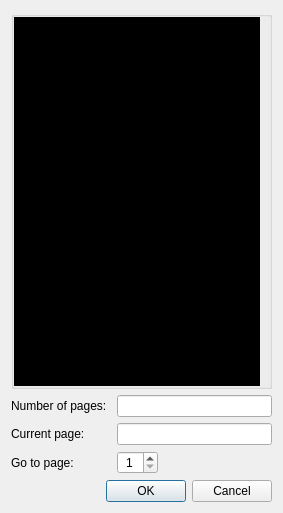
mstuttgart/pynocchio, file forms/go_to_page_dialog.ui: the form before one commit.
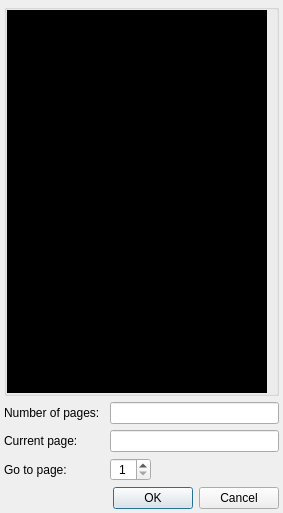
The form after the commit. Icons and pictures are not drawn.

```diff
--- a/forms/go_to_page_dialog.ui
+++ b/forms/go_to_page_dialog.ui
@@ -24,6 +24,9 @@
    <bool>true</bool>
   </property>
   <layout class="QVBoxLayout" name="verticalLayout">
+   <property name="margin">
+    <number>4</number>
+   </property>
    <item>
     <layout class="QVBoxLayout" name="verticalLayout_2">
      <item>
@@ -158,6 +161,9 @@
        </item>
        <item row="1" column="1">
         <widget class="QLineEdit" name="line_edit_current_page">
+         <property name="autoFillBackground">
+          <bool>false</bool>
+         </property>
          <property name="frame">
           <bool>true</bool>
          </property>
```
